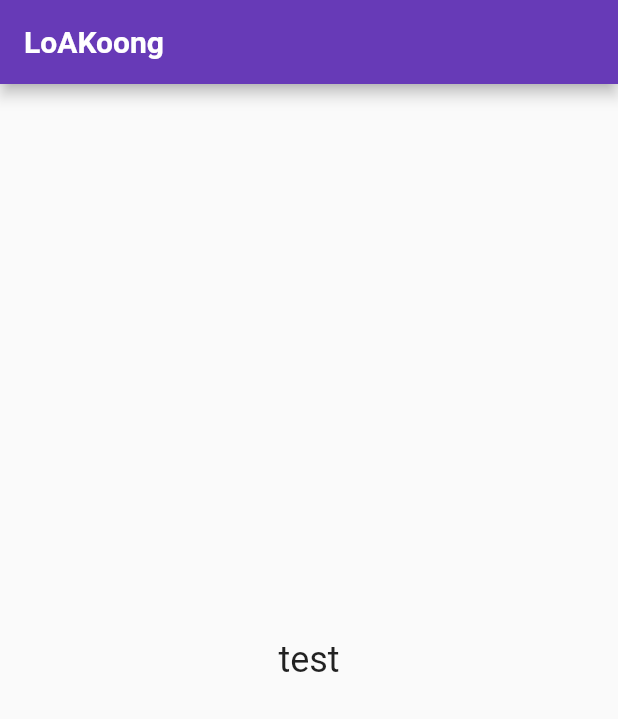
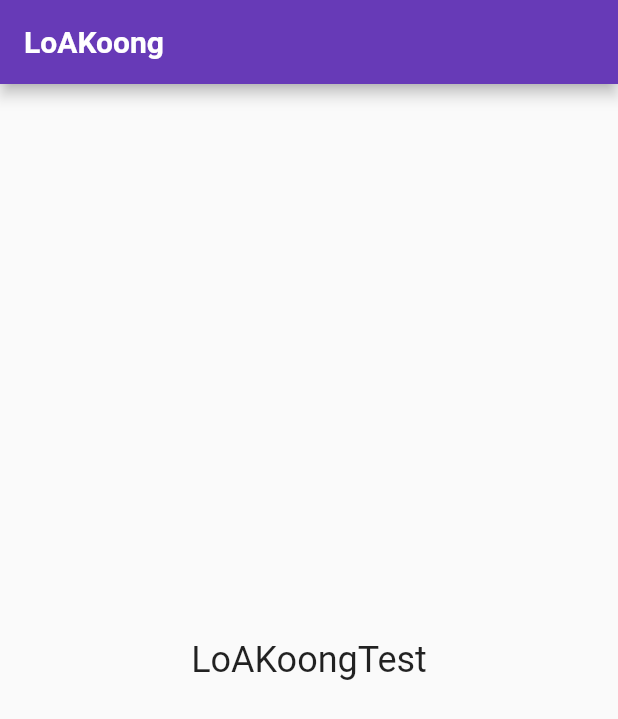
Before and after one commit to MoonhaloSUZ/LoAKoong, a Flutter app: the screen it shows after launch, on a phone screen of 412 x 824 dp. Shown: the top 719 px of the screen. Run offline on Flutter 3.47's test engine with Material 2 defaults, Android fonts, the phone set to English and light mode, and no system bars.

```diff
--- a/loakoong/lib/main.dart
+++ b/loakoong/lib/main.dart
@@ -39,7 +39,7 @@ class MyApp extends StatelessWidget {
             mainAxisAlignment: MainAxisAlignment.center,
             children: const [
               Text(
-                'test',
+                'LoAKoongTest',
                 style: TextStyle(fontSize: 24),
               ),
             ],
```
